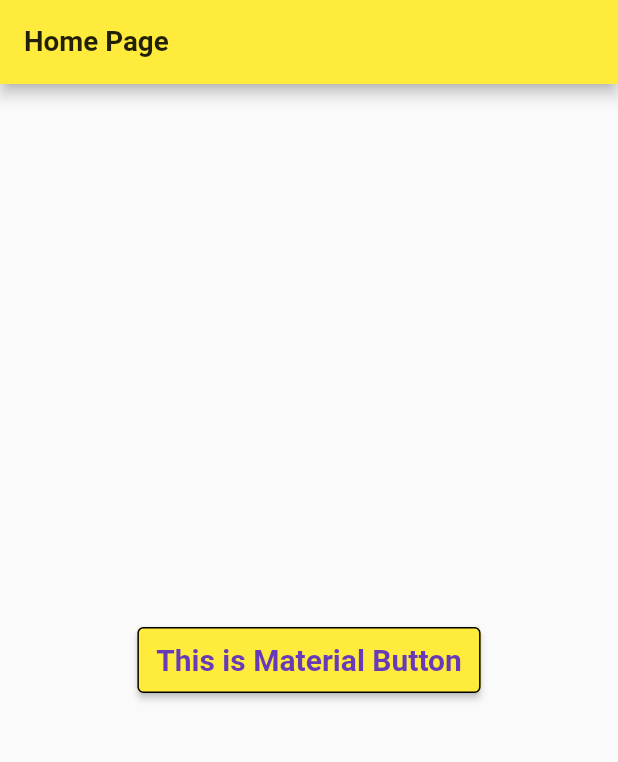
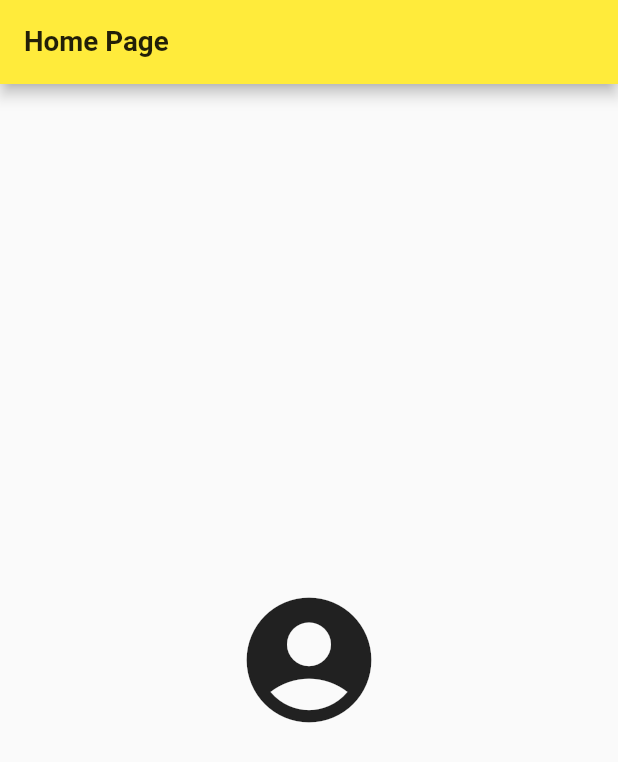
Before and after one commit to TasnuvaOshin/Flutter_Dart_Basic, a Flutter app: the screen it shows after launch, on a phone screen of 412 x 824 dp. Shown: the top 762 px of the screen. Run offline on Flutter 3.47's test engine with Material 2 defaults, Android fonts, the phone set to English and light mode, and no system bars.

Commit message:
Ma Button

```diff
--- a/lib/main.dart
+++ b/lib/main.dart
@@ -38,24 +38,37 @@ backgroundColor: Colors.yellow,
 
 body: Center(
 
-  child: MaterialButton(
-    onPressed: (){},
-    color: Colors.yellow,
-    padding: EdgeInsets.symmetric(vertical: 10.5,horizontal: 12.5),
-    shape: OutlineInputBorder(),
-    child: Text(
-       "This is Material Button",
-       style: TextStyle(
+  child: IconButton(
+        onPressed: (){},
+        icon: Icon(
+           Icons.account_circle,
 
-            color: Colors.deepPurple,
-            fontSize: 20.0,
-            fontWeight: FontWeight.bold,
 
-       ),
-
-    ),
+        ),
+         iconSize: 100.0,
+         splashColor: Colors.blue,
+         tooltip: "This is account",
 
   ),
+
+  // child: MaterialButton(
+  //   onPressed: (){},
+  //   color: Colors.yellow,
+  //   padding: EdgeInsets.symmetric(vertical: 10.5,horizontal: 12.5),
+  //   shape: OutlineInputBorder(),
+  //   child: Text(
+  //      "This is Material Button",
+  //      style: TextStyle(
+
+  //           color: Colors.deepPurple,
+  //           fontSize: 20.0,
+  //           fontWeight: FontWeight.bold,
+
+  //      ),
+
+  //   ),
+
+  // ),
 
 //   child: RaisedButton(
 // shape: Border.all(width: 2.0,color: Colors.deepOrange),
```
